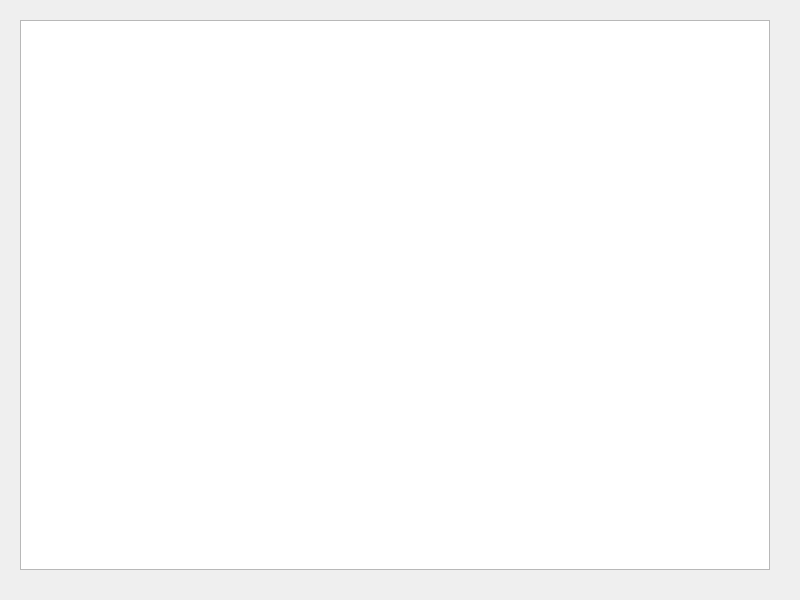
First picture: the form in mainpagewidget.ui, repository shear99/AddressBook, before the edit.
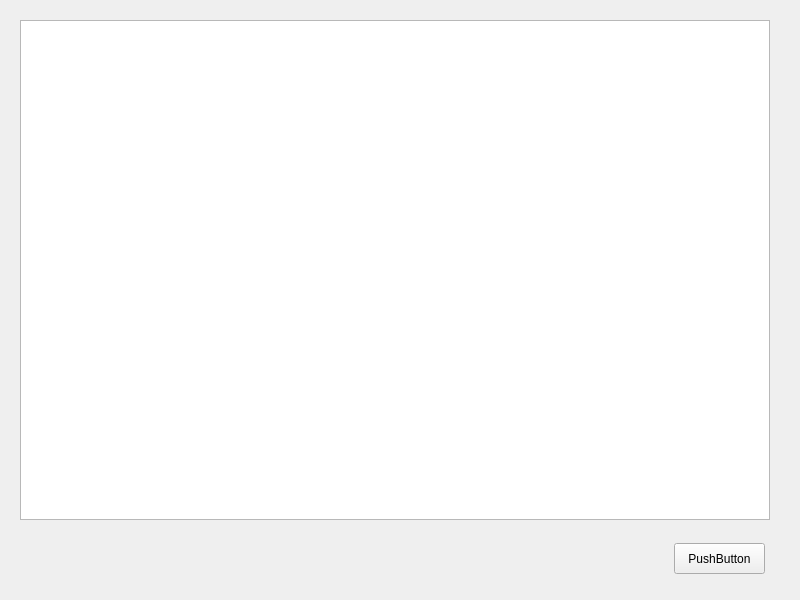
Second picture: the form after the edit.

Commit message: favorite 버튼 checkbox로 구현 끝.

Diff of the .ui file:
```diff
--- a/mainpagewidget.ui
+++ b/mainpagewidget.ui
@@ -19,10 +19,23 @@
      <x>20</x>
      <y>20</y>
      <width>750</width>
-     <height>550</height>
+     <height>500</height>
     </rect>
    </property>
   </widget>
+  <widget class="QPushButton" name="addButton">
+   <property name="geometry">
+    <rect>
+     <x>674</x>
+     <y>543</y>
+     <width>91</width>
+     <height>31</height>
+    </rect>
+   </property>
+   <property name="text">
+    <string>PushButton</string>
+   </property>
+  </widget>
  </widget>
  <resources/>
  <connections/>
```
The commit also changes 5 other files.
